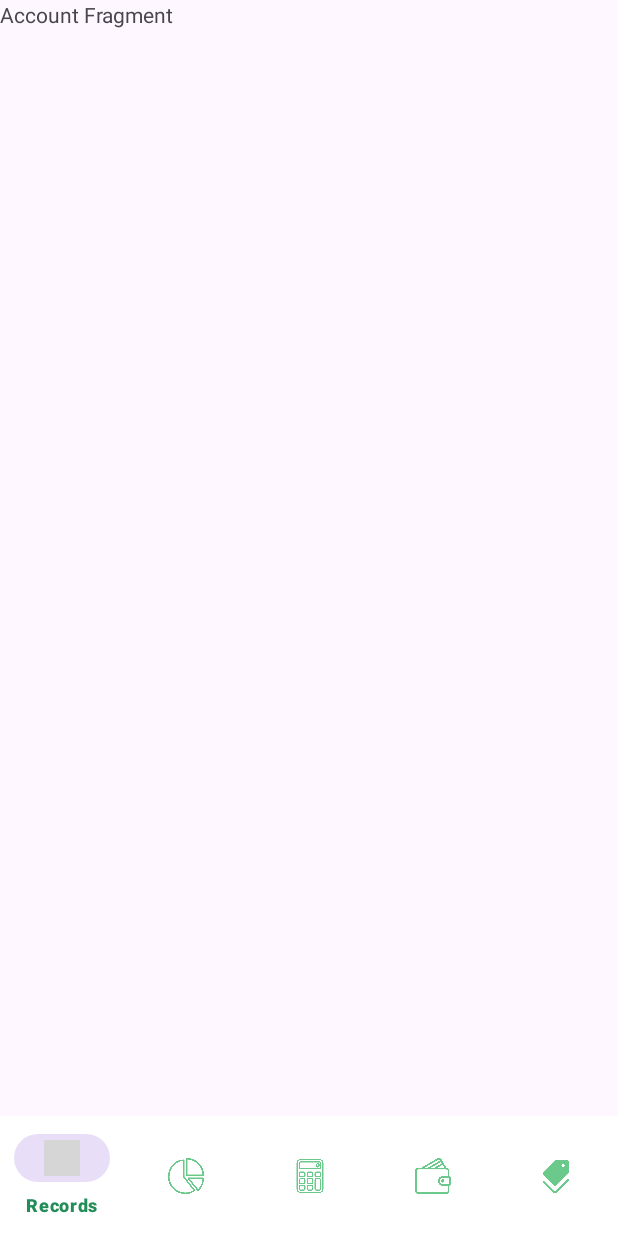
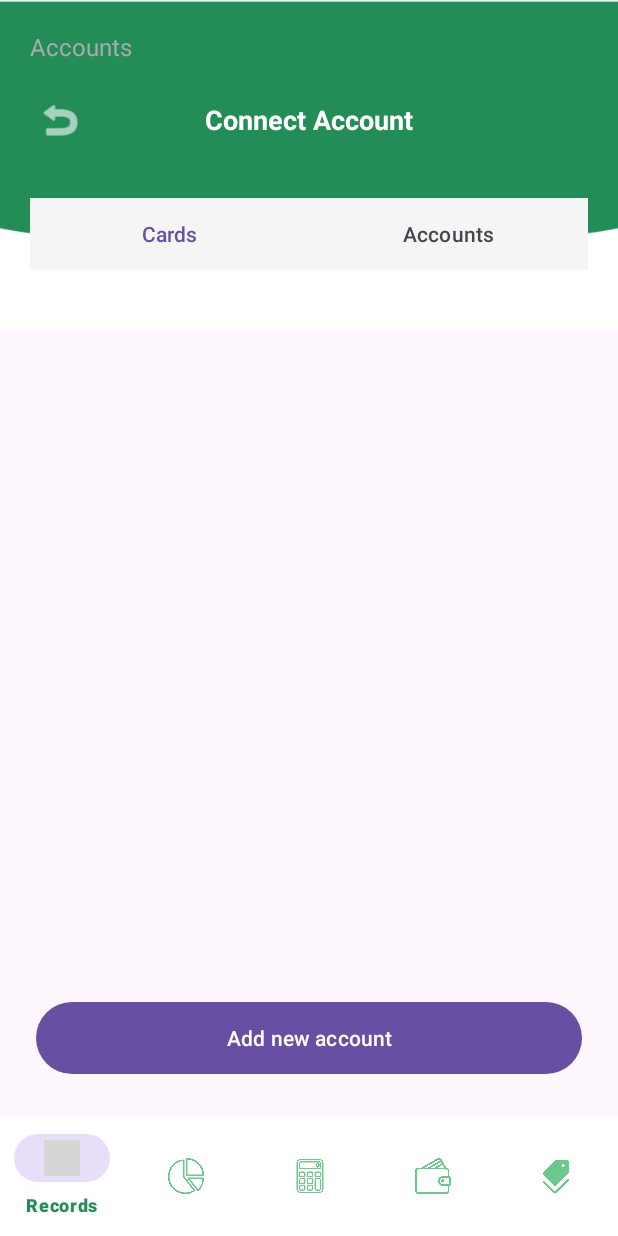
Before and after one commit to JunaidJamshid123/flowmoney, an Android app: the fragment AccountsFragment placed in its activity, on a phone screen of 412 x 824 dp. Run offline under Robolectric (Android 15) with nearby library versions, the phone set to English and light mode, and no system bars; grey boxes are pictures that could not be loaded.

Commit message:
account Page designed

```diff
--- /dev/null
+++ b/app/src/main/res/drawable/button_green_background.xml
@@ -0,0 +1,6 @@
+<?xml version="1.0" encoding="utf-8"?>
+<shape xmlns:android="http://schemas.android.com/apk/res/android"
+    android:shape="rectangle">
+    <solid android:color="@color/green_primary" />
+    <corners android:radius="8dp" />
+</shape>
--- a/app/src/main/res/layout/fragment_accounts.xml
+++ b/app/src/main/res/layout/fragment_accounts.xml
@@ -1,14 +1,108 @@
 <?xml version="1.0" encoding="utf-8"?>
 <FrameLayout xmlns:android="http://schemas.android.com/apk/res/android"
     xmlns:tools="http://schemas.android.com/tools"
+    xmlns:app="http://schemas.android.com/apk/res-auto"
     android:layout_width="match_parent"
     android:layout_height="match_parent"
     tools:context=".Fragments.AccountsFragment">
 
-    <!-- TODO: Update blank fragment layout -->
-    <TextView
+    <ImageView
+        android:id="@+id/header_background"
+        android:layout_width="match_parent"
+        android:layout_height="220dp"
+        android:scaleType="centerCrop"
+        android:src="@drawable/background"
+        android:layout_alignParentTop="true" />
+
+    <LinearLayout
         android:layout_width="match_parent"
         android:layout_height="match_parent"
-        android:text="Account Fragment" />
+        android:orientation="vertical">
 
+        <!-- Header Title -->
+        <TextView
+            android:id="@+id/tv_accounts_title"
+            android:layout_width="wrap_content"
+            android:layout_height="wrap_content"
+            android:layout_marginStart="20dp"
+            android:layout_marginTop="20dp"
+            android:text="Accounts"
+            android:textColor="#AAAAAA"
+            android:textSize="16sp" />
+
+        <!-- Connect Account Header with Back Button -->
+        <RelativeLayout
+            android:layout_width="match_parent"
+            android:layout_height="56dp"
+            android:layout_marginTop="10dp"
+            android:background="@android:color/transparent">
+
+            <ImageButton
+                android:id="@+id/btn_back"
+                android:layout_width="48dp"
+                android:layout_height="48dp"
+                android:layout_centerVertical="true"
+                android:layout_marginStart="16dp"
+                android:background="@android:color/transparent"
+                android:src="@android:drawable/ic_menu_revert"
+                app:tint="#FFFFFF" />
+
+            <TextView
+                android:layout_width="wrap_content"
+                android:layout_height="wrap_content"
+                android:layout_centerInParent="true"
+                android:text="Connect Account"
+                android:textColor="#FFFFFF"
+                android:textSize="18sp"
+                android:textStyle="bold" />
+        </RelativeLayout>
+
+        <!-- Tab Layout for Cards and Accounts -->
+        <com.google.android.material.tabs.TabLayout
+            android:id="@+id/tab_layout"
+            android:layout_width="match_parent"
+            android:layout_height="wrap_content"
+            android:layout_marginTop="24dp"
+            android:layout_marginHorizontal="20dp"
+            android:background="#F5F5F5"
+            app:tabBackground="@android:color/transparent"
+            app:tabIndicatorHeight="0dp"
+            app:tabMode="fixed"
+            app:tabGravity="fill"
+            app:tabRippleColor="@null">
+
+            <com.google.android.material.tabs.TabItem
+                android:layout_width="wrap_content"
+                android:layout_height="wrap_content"
+                android:text="Cards" />
+
+            <com.google.android.material.tabs.TabItem
+                android:layout_width="wrap_content"
+                android:layout_height="wrap_content"
+                android:text="Accounts" />
+        </com.google.android.material.tabs.TabLayout>
+
+        <!-- RecyclerView for Account Items -->
+        <androidx.recyclerview.widget.RecyclerView
+            android:id="@+id/rv_accounts"
+            android:layout_width="match_parent"
+            android:layout_height="0dp"
+            android:layout_weight="1"
+            android:layout_marginTop="16dp"
+            android:layout_marginHorizontal="16dp"
+            android:clipToPadding="false"
+            android:paddingBottom="80dp" />
+
+        <!-- Add New Account Button -->
+        <Button
+            android:id="@+id/btn_add_account"
+            android:layout_width="match_parent"
+            android:layout_height="56dp"
+            android:layout_marginHorizontal="24dp"
+            android:layout_marginBottom="24dp"
+            android:text="Add new account"
+            android:textColor="#FFFFFF"
+            android:textAllCaps="false"
+            app:background="@drawable/button_green_background" />
+    </LinearLayout>
 </FrameLayout>
```
Also changed, not shown: app/src/main/res/layout/account_item.xml (added, +52 -0 lines).
